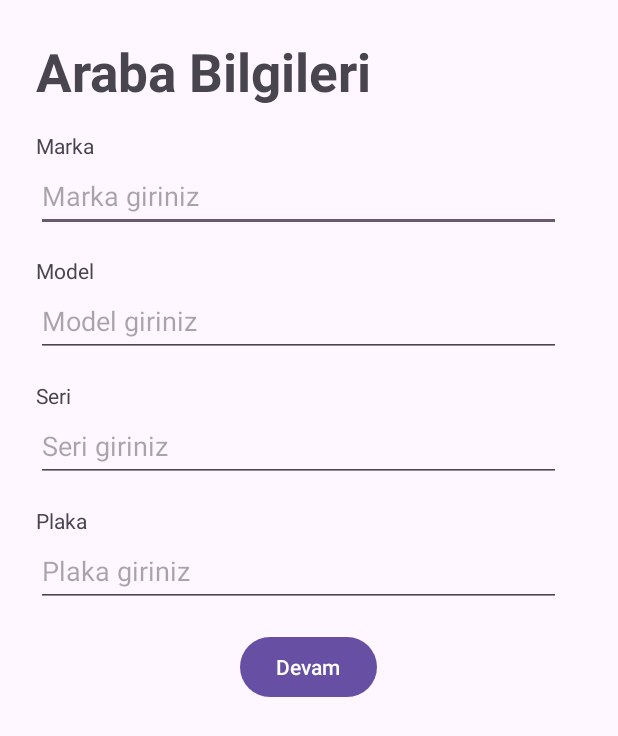
After one commit to MustafaIncee/carServiceApp, an Android app: the Randevu screen opened directly, with no data from a screen before it, on a phone screen of 412 x 824 dp. The commit adds this screen. Shown: the top 736 px of the screen. Run offline under Robolectric (Android 15) with nearby library versions, the phone set to English and light mode, and no system bars; libraries missing offline, so code that uses them is left out: com.vishnusivadas.advanced_httpurlconnection.

Commit message:
arac bilgileri alınıyor. ekleme yapılacak

```diff
--- a/app/build.gradle
+++ b/app/build.gradle
@@ -26,6 +26,9 @@ android {
         sourceCompatibility JavaVersion.VERSION_1_8
         targetCompatibility JavaVersion.VERSION_1_8
     }
+    buildFeatures {
+        viewBinding true
+    }
 }
 
 dependencies {
@@ -33,6 +36,8 @@ dependencies {
     implementation 'androidx.appcompat:appcompat:1.6.1'
     implementation 'com.google.android.material:material:1.8.0'
     implementation 'androidx.constraintlayout:constraintlayout:2.1.4'
+    implementation 'androidx.navigation:navigation-fragment:2.5.3'
+    implementation 'androidx.navigation:navigation-ui:2.5.3'
     testImplementation 'junit:junit:4.13.2'
     androidTestImplementation 'androidx.test.ext:junit:1.1.5'
     androidTestImplementation 'androidx.test.espresso:espresso-core:3.5.1'
--- /dev/null
+++ b/app/src/main/java/com/example/arabaservisiuygulama/Randevu.java
@@ -0,0 +1,100 @@
+package com.example.arabaservisiuygulama;
+
+import androidx.appcompat.app.AppCompatActivity;
+
+import android.annotation.SuppressLint;
+import android.content.Intent;
+import android.os.Bundle;
+import android.os.Handler;
+import android.os.Looper;
+import android.view.View;
+import android.widget.Button;
+import android.widget.EditText;
+import android.widget.ProgressBar;
+import android.widget.Toast;
+
+import com.google.android.material.textfield.TextInputEditText;
+import com.vishnusivadas.advanced_httpurlconnection.PutData;
+
+public class Randevu extends AppCompatActivity {
+
+    EditText textInputEditTextMarka, textInputEditTextModel, textInputEditTextSeri, textInputEditTextPlaka;
+
+    Button buttonRandevuOlustur;
+
+    @SuppressLint("WrongViewCast")
+    @Override
+    protected void onCreate(Bundle savedInstanceState) {
+        super.onCreate(savedInstanceState);
+        setContentView(R.layout.activity_randevu);
+
+        buttonRandevuOlustur = (Button)findViewById(R.id.randevuOlustur);
+
+        textInputEditTextMarka = findViewById(R.id.marka);
+        textInputEditTextModel = findViewById(R.id.model);
+        textInputEditTextSeri = findViewById(R.id.seri);
+        textInputEditTextPlaka = findViewById(R.id.plaka);
+
+
+        buttonRandevuOlustur.setOnClickListener(new View.OnClickListener() {
+            @Override
+            public void onClick(View view) {
+                String marka, model, seri, plaka;
+                marka = String.valueOf(textInputEditTextMarka.getText());
+                model = String.valueOf(textInputEditTextModel.getText());
+                seri = String.valueOf(textInputEditTextSeri.getText());
+                plaka = String.valueOf(textInputEditTextPlaka.getText());
+
+
+                if (!marka.equals("") && !model.equals("") && !seri.equals("") && !plaka.equals("")){
+                    //progressBar.setVisibility(View.VISIBLE);
+                    Handler handler = new Handler(Looper.getMainLooper());
+                    handler.post(new Runnable() {
+                        @Override
+                        public void run() {
+
+                            //Starting Write and Read data with URL
+                            //Creating array for parameters
+                            String[] field = new String[4];
+                            field[0] = "marka";
+                            field[1] = "model";
+                            field[2] = "seri";
+                            field[3] = "plaka";
+
+                            //Creating array for data
+                            String[] data = new String[4];
+                            data[0] = marka;
+                            data[1] = model;
+                            data[2] = seri;
+                            data[3] = plaka;
+
+                            PutData putData = new PutData("http://192.168.0.29/LoginRegister/CarInformation.php", "POST", field, data);
+                            if (putData.startPut()) {
+                                if (putData.onComplete()) {
+                                    //progressBar.setVisibility(View.GONE);
+                                    String result = putData.getResult();
+                                    if (result.equals("Arac Ekleme islemi Basarili!"))
+                                    {
+                                        Toast.makeText(getApplicationContext(),result,Toast.LENGTH_SHORT).show();
+                                        Intent intent = new Intent(getApplicationContext(), MainActivity.class);
+                                        startActivity(intent);
+                                        finish();
+                                    }
+                                    else {
+                                        Toast.makeText(getApplicationContext(),result,Toast.LENGTH_SHORT).show();
+                                    }
+                                }
+                            }
+                        }
+                    });
+                }
+                else
+                {
+                    Toast.makeText(getApplicationContext(), "Gerekli alanlar doldurulmalı", Toast.LENGTH_SHORT).show();
+                }
+            }
+        });
+
+
+    }
+}
--- /dev/null
+++ b/app/src/main/res/drawable/baseline_directions_car_filled_24.xml
@@ -0,0 +1,5 @@
+<vector android:height="24dp" android:tint="#000000"
+    android:viewportHeight="24" android:viewportWidth="24"
+    android:width="24dp" xmlns:android="http://schemas.android.com/apk/res/android">
+    <path android:fillColor="@android:color/white" android:pathData="M18.92,6.01C18.72,5.42 18.16,5 17.5,5h-11C5.84,5 5.29,5.42 5.08,6.01L3,12v8c0,0.55 0.45,1 1,1h1c0.55,0 1,-0.45 1,-1v-1h12v1c0,0.55 0.45,1 1,1h1c0.55,0 1,-0.45 1,-1v-8L18.92,6.01zM7.5,16C6.67,16 6,15.33 6,14.5S6.67,13 7.5,13S9,13.67 9,14.5S8.33,16 7.5,16zM16.5,16c-0.83,0 -1.5,-0.67 -1.5,-1.5s0.67,-1.5 1.5,-1.5s1.5,0.67 1.5,1.5S17.33,16 16.5,16zM5.81,10l1.04,-3h10.29l1.04,3H5.81z"/>
+</vector>
--- /dev/null
+++ b/app/src/main/res/drawable/baseline_drive_file_rename_outline_24.xml
@@ -0,0 +1,5 @@
+<vector android:height="24dp" android:tint="#000000"
+    android:viewportHeight="24" android:viewportWidth="24"
+    android:width="24dp" xmlns:android="http://schemas.android.com/apk/res/android">
+    <path android:fillColor="@android:color/white" android:pathData="M18.41,5.8L17.2,4.59c-0.78,-0.78 -2.05,-0.78 -2.83,0l-2.68,2.68L3,15.96V20h4.04l8.74,-8.74 2.63,-2.63c0.79,-0.78 0.79,-2.05 0,-2.83zM6.21,18H5v-1.21l8.66,-8.66 1.21,1.21L6.21,18zM11,20l4,-4h6v4H11z"/>
+</vector>
--- /dev/null
+++ b/app/src/main/res/layout/activity_randevu.xml
@@ -0,0 +1,85 @@
+<?xml version="1.0" encoding="utf-8"?>
+<ScrollView xmlns:android="http://schemas.android.com/apk/res/android"
+    xmlns:app="http://schemas.android.com/apk/res-auto"
+    xmlns:tools="http://schemas.android.com/tools"
+    android:layout_width="match_parent"
+    android:layout_height="match_parent"
+    android:fillViewport="true"
+    android:padding="16dp"
+    tools:context=".MainActivity">
+
+    <LinearLayout
+        android:layout_width="match_parent"
+        android:layout_height="wrap_content"
+        android:orientation="vertical"
+        android:padding="8dp">
+
+        <TextView
+            android:layout_width="wrap_content"
+            android:layout_height="wrap_content"
+            android:text="Araba Bilgileri"
+            android:textSize="35sp"
+            android:textStyle="bold" />
+
+        <TextView
+            android:layout_width="wrap_content"
+            android:layout_height="wrap_content"
+            android:layout_marginTop="16dp"
+            android:text="Marka" />
+
+        <EditText
+            android:id="@+id/marka"
+            android:layout_width="350dp"
+            android:layout_height="48dp"
+            android:inputType="text"
+            android:hint="Marka giriniz" />
+
+        <TextView
+            android:layout_width="wrap_content"
+            android:layout_height="wrap_content"
+            android:layout_marginTop="16dp"
+            android:text="Model" />
+
+        <EditText
+            android:id="@+id/model"
+            android:layout_width="350dp"
+            android:layout_height="48dp"
+            android:inputType="text"
+            android:hint="Model giriniz" />
+
+        <TextView
+            android:layout_width="wrap_content"
+            android:layout_height="wrap_content"
+            android:layout_marginTop="16dp"
+            android:text="Seri" />
+
+        <EditText
+            android:id="@+id/seri"
+            android:layout_width="350dp"
+            android:layout_height="48dp"
+            android:inputType="text"
+            android:hint="Seri giriniz" />
+
+        <TextView
+            android:layout_width="wrap_content"
+            android:layout_height="wrap_content"
+            android:layout_marginTop="16dp"
+            android:text="Plaka" />
+
+        <EditText
+            android:id="@+id/plaka"
+            android:layout_width="350dp"
+            android:layout_height="48dp"
+            android:inputType="text"
+            android:hint="Plaka giriniz" />
+
+        <Button
+            android:id="@+id/randevuOlustur"
+            android:layout_width="wrap_content"
+            android:layout_height="wrap_content"
+            android:layout_marginTop="16dp"
+            android:layout_gravity="center_horizontal"
+            android:text="Devam" />
+
+    </LinearLayout>
+</ScrollView>
--- /dev/null
+++ b/app/src/main/res/values-land/dimens.xml
@@ -0,0 +1,3 @@
+<resources>
+    <dimen name="fab_margin">48dp</dimen>
+</resources>
--- /dev/null
+++ b/app/src/main/res/values-v23/themes.xml
@@ -0,0 +1,9 @@
+<resources xmlns:tools="http://schemas.android.com/tools">
+
+    <style name="Theme.ArabaServisiUygulama" parent="Base.Theme.ArabaServisiUygulama">
+        <!-- Transparent system bars for edge-to-edge. -->
+        <item name="android:navigationBarColor">@android:color/transparent</item>
+        <item name="android:statusBarColor">@android:color/transparent</item>
+        <item name="android:windowLightStatusBar">?attr/isLightTheme</item>
+    </style>
+</resources>
--- /dev/null
+++ b/app/src/main/res/values-w1240dp/dimens.xml
@@ -0,0 +1,3 @@
+<resources>
+    <dimen name="fab_margin">200dp</dimen>
+</resources>
--- /dev/null
+++ b/app/src/main/res/values-w600dp/dimens.xml
@@ -0,0 +1,3 @@
+<resources>
+    <dimen name="fab_margin">48dp</dimen>
+</resources>
--- /dev/null
+++ b/app/src/main/res/values/dimens.xml
@@ -0,0 +1,3 @@
+<resources>
+    <dimen name="fab_margin">16dp</dimen>
+</resources>
```
Also changed, not shown: app/src/main/AndroidManifest.xml (+10 -8 lines), app/src/main/java/com/example/arabaservisiuygulama/MainActivity.java (+14 -0 lines), app/src/main/res/layout/activity_main.xml (+56 -5 lines), app/src/main/res/navigation/nav_graph.xml (added, +28 -0 lines), app/src/main/res/navigation/nav_graph2.xml (added, +28 -0 lines), app/src/main/res/values/strings.xml (+8 -0 lines).
